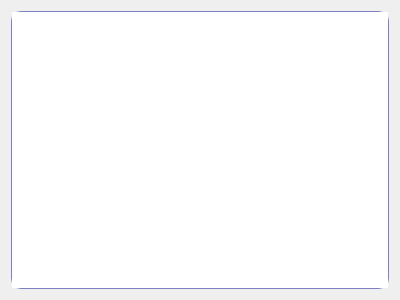
Above: ToolSheet/toolsheet.ui from mikejg/CamHelper before the change. Below: the same form after it.
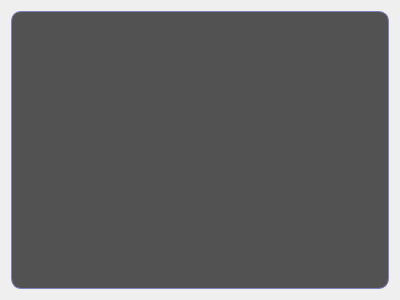
That is the form after the change.

What changed in the file:
```diff
--- a/ToolSheet/toolsheet.ui
+++ b/ToolSheet/toolsheet.ui
@@ -13,14 +13,20 @@
   <property name="windowTitle">
    <string>Form</string>
   </property>
+  <property name="styleSheet">
+   <string notr="true"/>
+  </property>
   <layout class="QVBoxLayout" name="verticalLayout">
    <item>
     <widget class="QTableView" name="tableView_ToolSheet">
      <property name="styleSheet">
-      <string notr="true">QTableView{ border: 1px  solid;
+      <string notr="true">QTableView{background:rgba(0,0,0,168); 
+                     border: 1px  solid;
                       border-color: rgb(128, 128, 192);
 					  border-radius: 10px;}
 
+QHeaderView::section:first {border-top-left-radius: 8px;} /* Obere linke Ecke abrunden */
+
 QScrollBar:vertical {
     border: 1px solid #999999;
     background: rgba(255, 255, 255,32);
@@ -43,7 +49,21 @@
 QScrollBar::sub-line:vertical {
     border: none;
     background: none;
-}</string>
+}
+
+QScrollBar::up-arrow:vertical, QScrollBar::down-arrow:vertical {
+    border: none;
+    background: none;
+    color: none;
+}
+
+QLineEdit{color:rgb(160,160,160);
+                  background-color: rgba(255, 255, 255,32);
+                  border-radius:3px;}
+QLineEdit:focus{color:rgb(192,192,192);
+                             border: 1px solid;
+                             border-color: rgb(0, 128, 0);
+                            selection-background-color: rgb(40, 76, 117);}</string>
      </property>
      <attribute name="horizontalHeaderStretchLastSection">
       <bool>true</bool>
```
